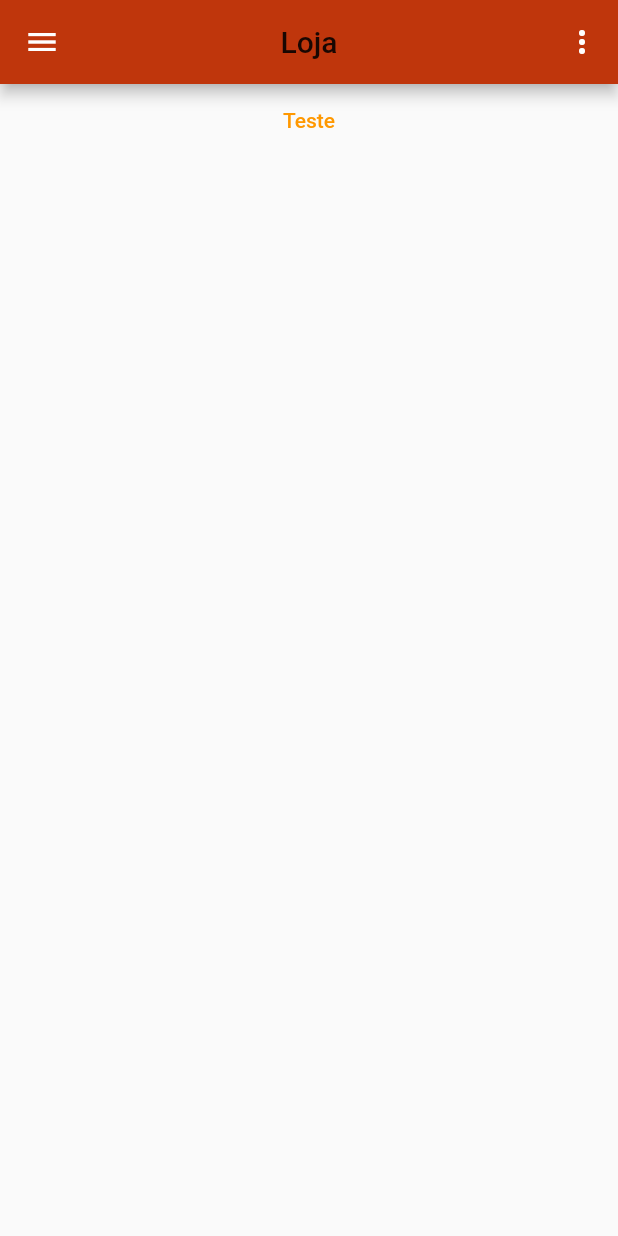
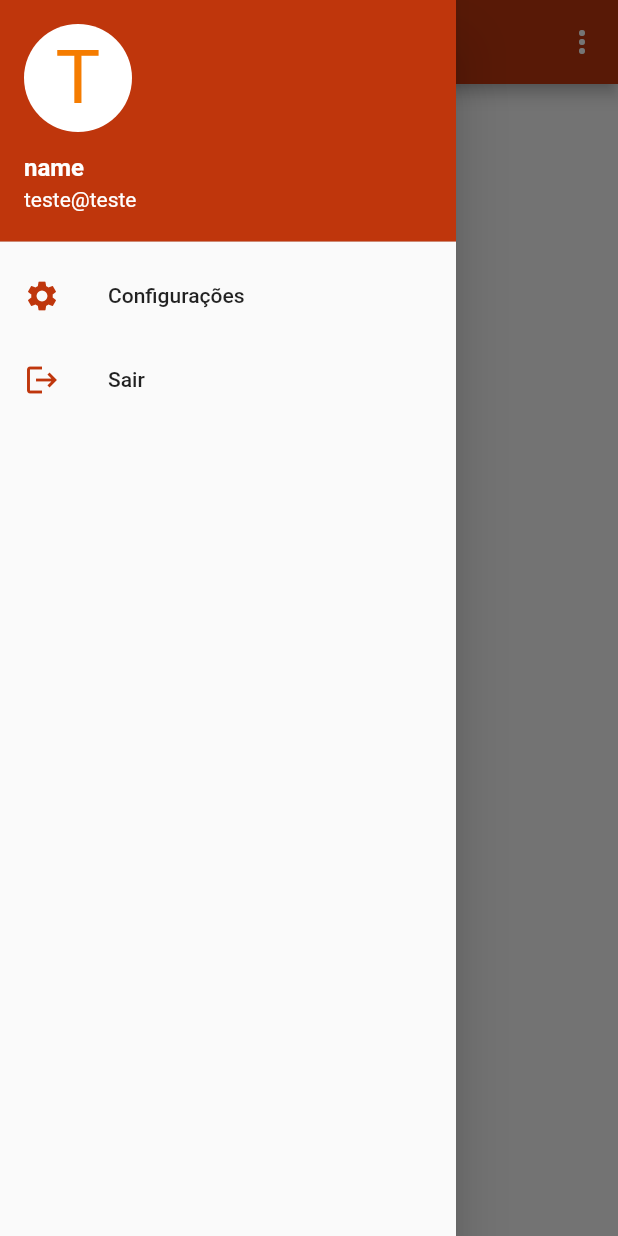
Before and after one commit to Gustavo0Henrick/login_screen, a Flutter app: the screen it shows after launch, with the side drawer open (before the commit the screen has no drawer), on a phone screen of 412 x 824 dp. Run offline on Flutter 3.47's test engine with Material 2 defaults, Android fonts, the phone set to English and light mode, and no system bars; our stand-ins replace shared_preferences.

Commit message:
home drawer

```diff
--- a/lib/src/pages/home/home_page.dart
+++ b/lib/src/pages/home/home_page.dart
@@ -1,5 +1,6 @@
 import 'package:flutter/material.dart';
-import 'package:login_screen/src/pages/home/home%20widgets/home_appbar.dart';
+import 'package:login_screen/src/pages/home/home_widgets/home_appbar.dart';
+import 'package:login_screen/src/pages/home/home_widgets/home_drawer.dart';
 
 class HomePage extends StatelessWidget {
   const HomePage({Key key}) : super(key: key);
@@ -8,16 +9,7 @@ class HomePage extends StatelessWidget {
   Widget build(BuildContext context) {
     return Scaffold(
       appBar: getHomeAppBar(),
-      body: Column(
-        children: [
-          Center(
-            child: TextButton(
-              onPressed: () {},
-              child: Text("Teste"),
-            ),
-          ),
-        ],
-      ),
+      drawer: getHomeDrawer(),
     );
   }
 }
--- a/lib/src/pages/home/home widgets/home_appbar.dart
+++ b/lib/src/pages/home/home_widgets/home_appbar.dart
@@ -6,13 +6,13 @@ AppBar getHomeAppBar() {
     title: Text("Loja"),
     centerTitle: true,
     backgroundColor: CustomColors.deepOrange,
-    leading: IconButton(
-      onPressed: () {},
-      icon: Icon(
-        Icons.menu,
-        color: CustomColors.white,
-      ),
-    ),
+    // leading: IconButton(
+    //   onPressed: () {},
+    //   icon: Icon(
+    //     Icons.menu,
+    //     color: CustomColors.white,
+    //   ),
+    // ),
     actions: [
       IconButton(
         icon: Icon(
--- /dev/null
+++ b/lib/src/pages/home/home_widgets/home_drawer.dart
@@ -0,0 +1,49 @@
+import 'package:flutter/material.dart';
+import 'package:login_screen/src/core/constants/colors.dart';
+
+Drawer getHomeDrawer() {
+  return Drawer(
+    child: ListView(
+      padding: EdgeInsets.zero,
+      children: [
+        UserAccountsDrawerHeader(
+          decoration: BoxDecoration(
+            color: CustomColors.deepOrange,
+          ),
+          accountEmail: Text(
+            "teste@teste",
+            style: TextStyle(color: CustomColors.white),
+          ),
+          accountName: Text(
+            'name',
+            style: TextStyle(
+                color: CustomColors.white,
+                fontWeight: FontWeight.w700,
+                fontSize: 16),
+          ),
+          currentAccountPicture: CircleAvatar(
+            backgroundColor: CustomColors.white,
+            child: Text(
+              "T",
+              style: TextStyle(fontSize: 50),
+            ),
+          ),
+        ),
+        ListTile(
+          title: Text("Configurações"),
+          leading: Icon(
+            Icons.settings,
+            color: CustomColors.deepOrange,
+          ),
+        ),
+        ListTile(
+          title: Text("Sair"),
+          leading: Icon(
+            Icons.logout,
+            color: CustomColors.deepOrange,
+          ),
+        ),
+      ],
+    ),
+  );
+}
```
Also changed, not shown: lib/src/pages/home/home widgets/home_drawer.dart (deleted), lib/src/pages/home/home_widgets/home_body.dart (added), lib/src/pages/home/home_widgets/home_button.dart (added).
